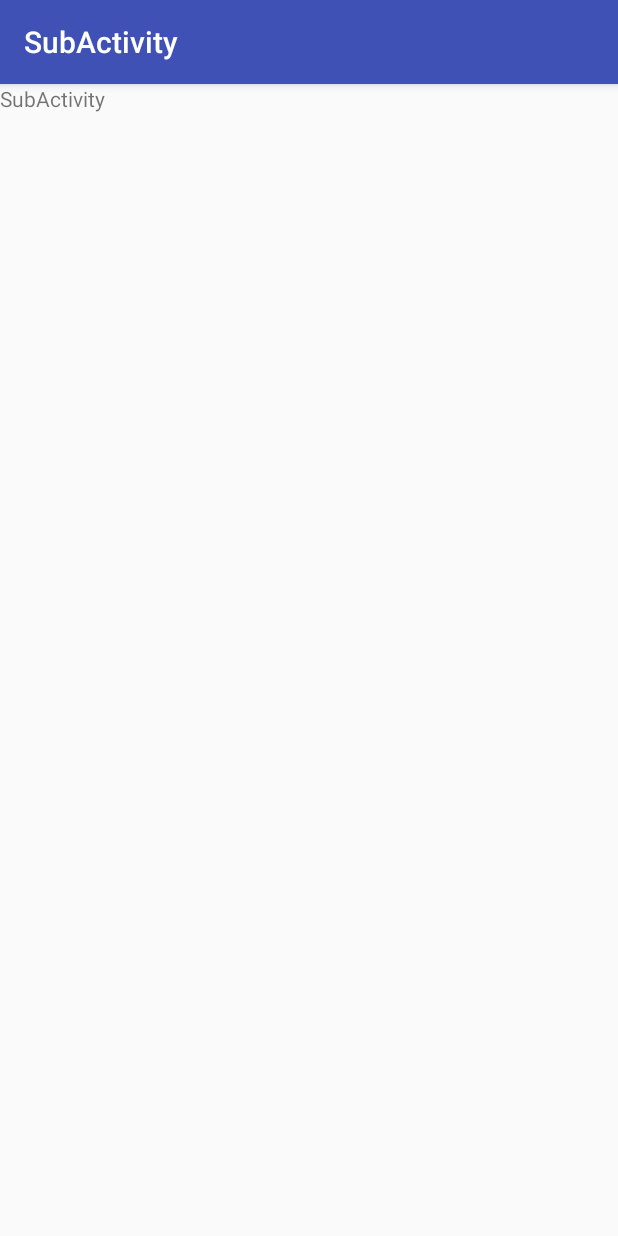
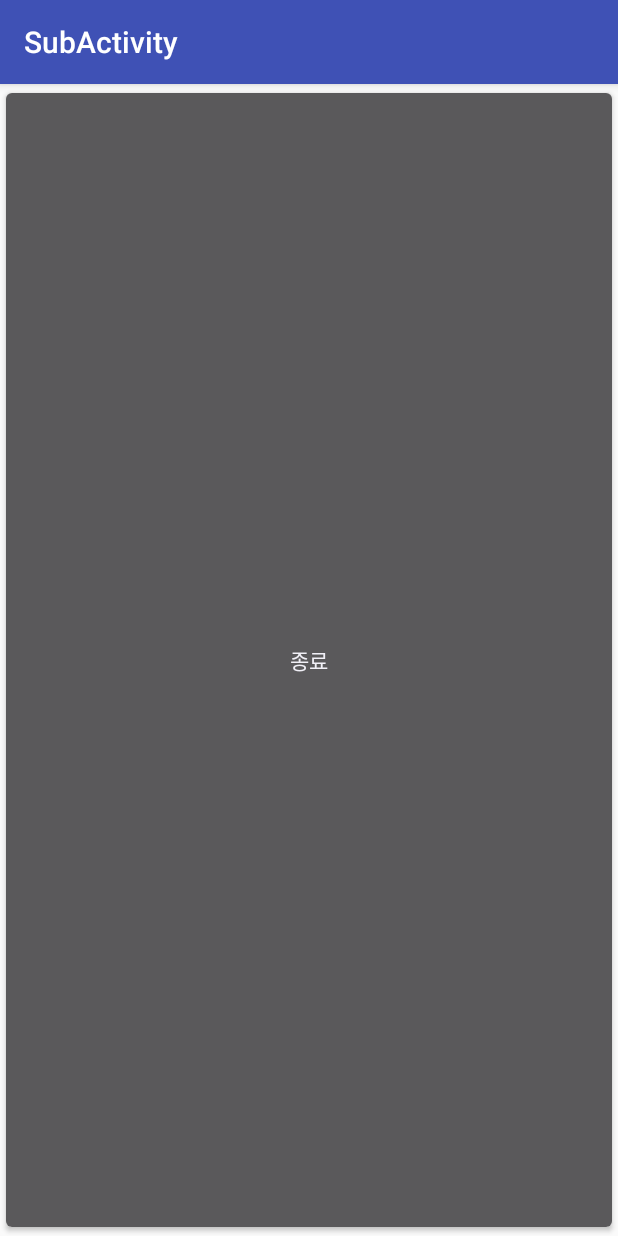
Before and after one commit to jinhobae1/HellowAndroid, an Android app: the SubActivity screen opened directly, with no data from a screen before it, on a phone screen of 412 x 824 dp. Run offline under Robolectric (Android 15) with nearby library versions, the phone set to English and light mode, and no system bars.

Commit message:
TextView를 Button으로 변경

```diff
--- a/app/src/main/java/kr/or/dgit/it/hellowandroid/SubActivity.java
+++ b/app/src/main/java/kr/or/dgit/it/hellowandroid/SubActivity.java
@@ -2,6 +2,8 @@ package kr.or.dgit.it.hellowandroid;
 
 import android.support.v7.app.AppCompatActivity;
 import android.os.Bundle;
+import android.view.View;
+import android.widget.Button;
 import android.widget.TextView;
 
 public class SubActivity extends AppCompatActivity {
@@ -11,10 +13,16 @@ public class SubActivity extends AppCompatActivity {
         super.onCreate(savedInstanceState);
 
         setTitle(R.string.subactivity);
+        Button btnClose = new Button(getApplicationContext());
+        btnClose.setText("종료");
+        btnClose.setOnClickListener(new View.OnClickListener() {
+            @Override
+            public void onClick(View v) {
+                finish();
+            }
+        });
 
-        TextView tv = new TextView(SubActivity.this);
-        tv.setText(R.string.subactivity);
-        setContentView(tv);
+        setContentView(btnClose);
 
     }
 }
```
